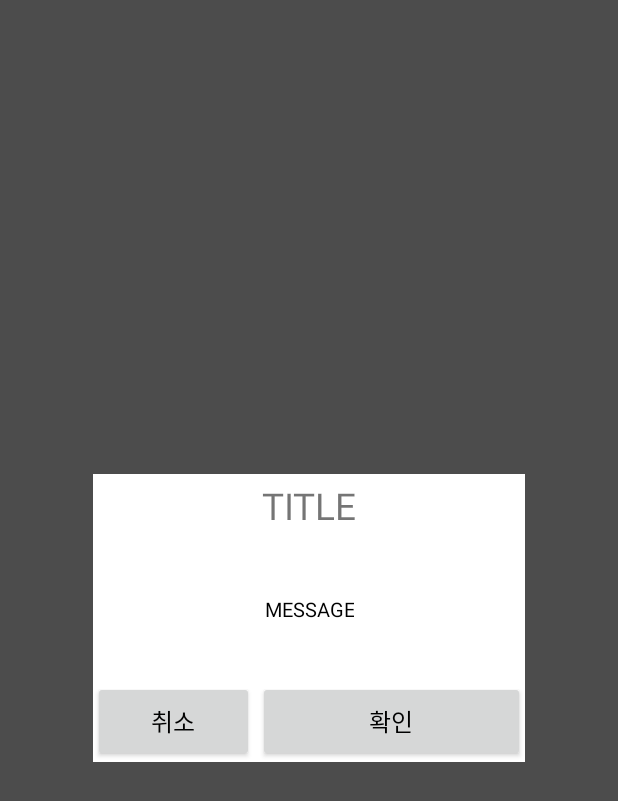
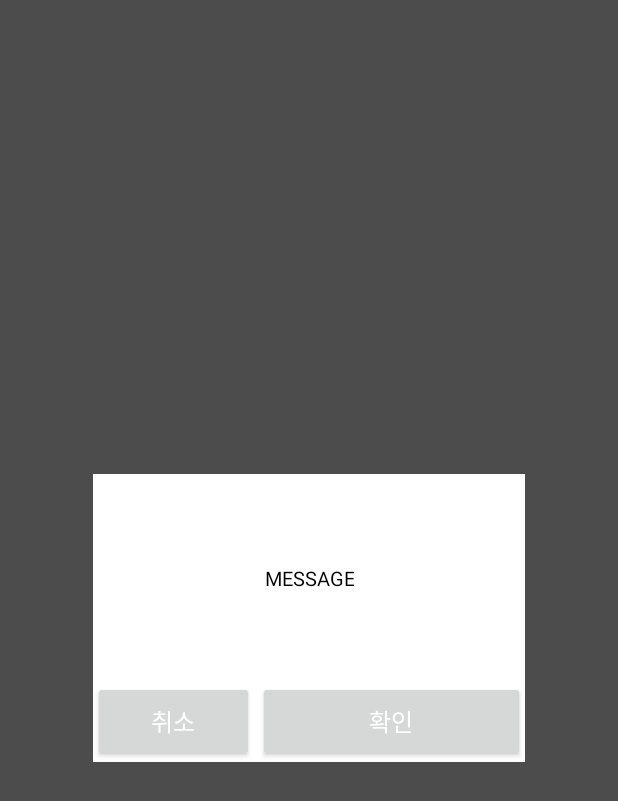
Before and after one commit to twaun95/Movie_Star, an Android app: the layout fragment_dialog.xml on its own in the app's theme, with its tools: preview values and no code run, on a phone screen of 412 x 824 dp. Shown: the top 801 px of the screen. Run offline under Robolectric (Android 15) with nearby library versions, the phone set to English and light mode, and no system bars; network calls fail.

Commit message:
chore : 코드정리

```diff
--- a/app/src/main/AndroidManifest.xml
+++ b/app/src/main/AndroidManifest.xml
@@ -16,10 +16,11 @@
         android:supportsRtl="true"
         android:theme="@style/Theme.MovieStar"
         android:usesCleartextTraffic="true"
-        tools:targetApi="31">
+        tools:targetApi="30">
         <activity
             android:name=".presentation.ui.main.MainActivity"
             android:exported="true"
+            android:screenOrientation="portrait"
             android:windowSoftInputMode="adjustNothing">
             <intent-filter>
                 <action android:name="android.intent.action.MAIN" />
--- a/app/src/main/java/com/twaun95/moviestar/presentation/dialog/DialogBookMark.kt
+++ b/app/src/main/java/com/twaun95/moviestar/presentation/dialog/DialogBookMark.kt
@@ -22,11 +22,9 @@ class DialogBookMark(
 
         type.run {
             if (type == TYPE.ADD) {
-                binding.tvTitle.text = ""
                 binding.tvMessage.text = "즐겨찾에 추가하시겠습니까?"
                 binding.btnComplete.text = "즐겨찾기"
             } else {
-                binding.tvTitle.text = ""
                 binding.tvMessage.text = "즐겨찾기에서 제거하시겠습니까?"
                 binding.btnComplete.text = "즐겨찾기 제거"
             }
--- a/app/src/main/res/layout/activity_main.xml
+++ b/app/src/main/res/layout/activity_main.xml
@@ -46,7 +46,7 @@
             <com.google.android.material.bottomnavigation.BottomNavigationView
                 android:id="@+id/bottom_navigation"
                 android:layout_width="match_parent"
-                android:layout_height="50dp"
+                android:layout_height="40dp"
                 app:layout_constraintBottom_toBottomOf="parent"
                 app:menu="@menu/bottom_navigation_bar" />
 
--- a/app/src/main/res/layout/fragment_bookmark.xml
+++ b/app/src/main/res/layout/fragment_bookmark.xml
@@ -27,7 +27,7 @@
                 android:layout_height="0dp"
                 android:gravity="center"
                 android:visible="@{activityVM.movieBookMarkList.empty}"
-                android:text="즐겨찾기 목록이 비었습니다."
+                android:text="@string/bookmark_result_empty"
                 app:layout_constraintBottom_toBottomOf="parent"
                 app:layout_constraintEnd_toEndOf="parent"
                 app:layout_constraintHorizontal_bias="0.5"
--- a/app/src/main/res/layout/fragment_dialog.xml
+++ b/app/src/main/res/layout/fragment_dialog.xml
@@ -29,38 +29,6 @@
                 app:layout_constraintTop_toTopOf="parent"
                 app:layout_constraintWidth_percent="0.7">
 
-                <androidx.constraintlayout.widget.ConstraintLayout
-                    android:id="@+id/layout_top"
-                    android:layout_width="0dp"
-                    android:layout_height="0dp"
-                    android:background="@color/white"
-                    app:layout_constraintBottom_toTopOf="@id/gl_top"
-                    app:layout_constraintEnd_toEndOf="parent"
-                    app:layout_constraintHorizontal_bias="0.5"
-                    app:layout_constraintStart_toStartOf="parent"
-                    app:layout_constraintTop_toTopOf="parent">
-
-                    <TextView
-                        android:id="@+id/tv_title"
-                        android:layout_width="0dp"
-                        android:layout_height="0dp"
-                        android:autoSizeTextType="uniform"
-                        android:gravity="center"
-                        android:text="TITLE"
-                        app:layout_constraintBottom_toBottomOf="parent"
-                        app:layout_constraintEnd_toEndOf="parent"
-                        app:layout_constraintHeight_percent="0.8"
-                        app:layout_constraintHorizontal_bias="0.5"
-                        app:layout_constraintStart_toStartOf="parent"
-                        app:layout_constraintTop_toTopOf="parent" />
-                </androidx.constraintlayout.widget.ConstraintLayout>
-
-                <androidx.constraintlayout.widget.Guideline
-                    android:id="@+id/gl_top"
-                    android:layout_width="0dp"
-                    android:layout_height="0dp"
-                    android:orientation="horizontal"
-                    app:layout_constraintGuide_percent="0.22" />
 
                 <androidx.constraintlayout.widget.ConstraintLayout
                     android:id="@+id/layout_middle"
@@ -70,14 +38,14 @@
                     app:layout_constraintEnd_toEndOf="parent"
                     app:layout_constraintHorizontal_bias="0.5"
                     app:layout_constraintStart_toStartOf="parent"
-                    app:layout_constraintTop_toBottomOf="@id/gl_top">
+                    app:layout_constraintTop_toTopOf="parent">
 
                     <TextView
                         android:id="@+id/tv_message"
                         android:layout_width="wrap_content"
                         android:layout_height="wrap_content"
                         android:gravity="center"
-                        android:text="MESSAGE"
+                        tools:text="MESSAGE"
                         android:textColor="@color/black"
                         android:textSize="13dp"
                         app:layout_constraintBottom_toBottomOf="parent"
@@ -110,8 +78,8 @@
                         android:layout_width="0dp"
                         android:layout_height="0dp"
                         android:layout_marginRight="1dp"
-                        android:text="취소"
-                        android:textColor="@color/black"
+                        android:text="@string/cancel"
+                        android:textColor="@color/white"
                         android:textSize="16dp"
                         app:layout_constraintBottom_toBottomOf="parent"
                         app:layout_constraintEnd_toStartOf="@+id/btn_complete"
@@ -127,7 +95,7 @@
                         android:layout_height="0dp"
                         android:layout_marginLeft="1dp"
                         android:text="확인"
-                        android:textColor="@color/black"
+                        android:textColor="@color/white"
                         android:textSize="16dp"
                         app:layout_constraintBottom_toBottomOf="parent"
                         app:layout_constraintEnd_toEndOf="parent"
--- a/app/src/main/res/layout/fragment_search.xml
+++ b/app/src/main/res/layout/fragment_search.xml
@@ -27,7 +27,7 @@
                 android:layout_height="0dp"
                 android:gravity="center"
                 android:visible="@{activityVM.movieList.empty}"
-                android:text="검색 결과가 없습니다."
+                android:text="@string/search_result_empty"
                 app:layout_constraintBottom_toBottomOf="parent"
                 app:layout_constraintEnd_toEndOf="parent"
                 app:layout_constraintHorizontal_bias="0.5"
--- a/app/src/main/res/menu/bottom_navigation_bar.xml
+++ b/app/src/main/res/menu/bottom_navigation_bar.xml
@@ -3,11 +3,9 @@
     <item
         android:id="@+id/page_search"
         android:enabled="true"
-        android:icon="@null"
-        android:title="검색"/>
+        android:title="@string/search"/>
     <item
         android:id="@+id/page_bookmark"
         android:enabled="true"
-        android:icon="@null"
-        android:title="즐겨찾기"/>
+        android:title="@string/bookmark"/>
 </menu>
```
Also changed, not shown: app/src/main/res/layout/view_toolbar.xml (+14 -10 lines), app/src/main/res/values/strings.xml (+6 -2 lines), app/src/main/res/drawable/bottom_navi_bookmark.png (added), app/src/main/res/drawable/bottom_navi_search.png (added).
